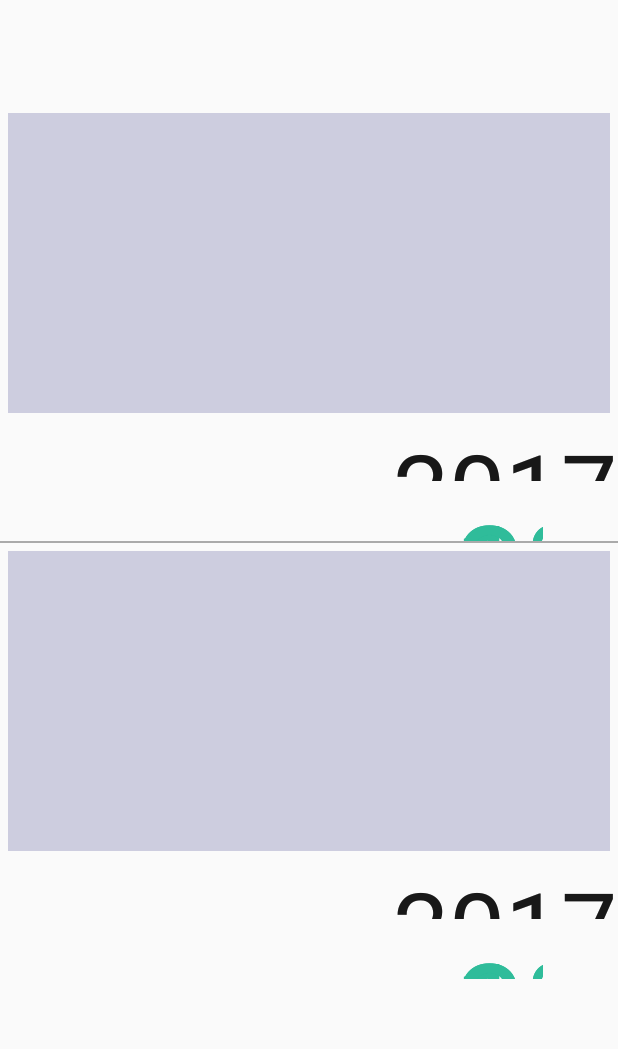
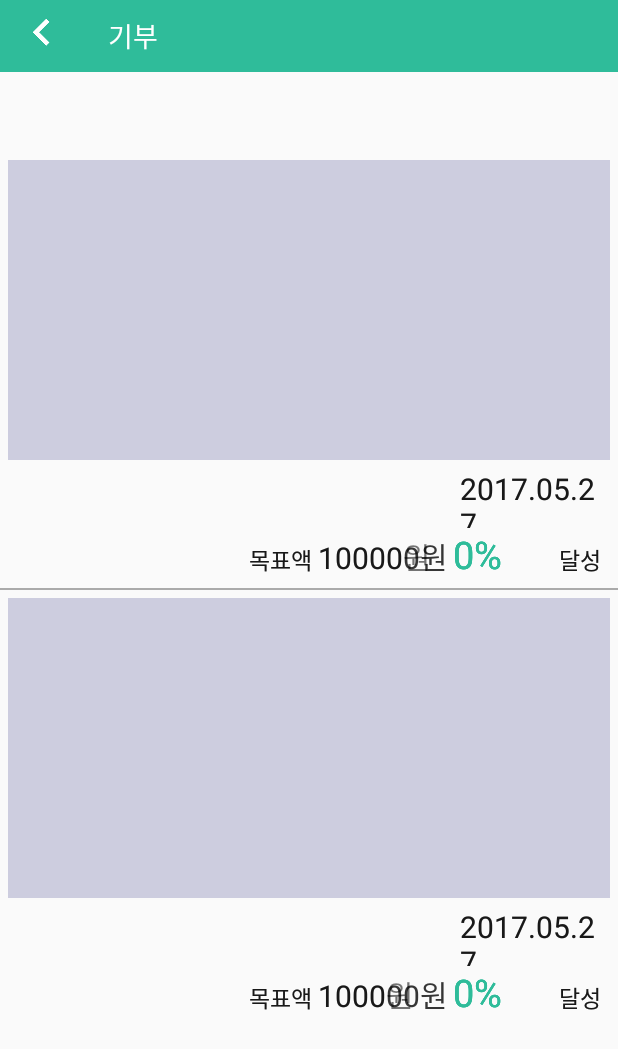
Before and after one commit to MidasChallenge2017Mobile4/donation_android_app, an Android app: the DonateActivity screen opened directly, with no data from a screen before it, on a phone screen of 412 x 824 dp. Shown: the top 1049 px of the screen. Run offline under Robolectric (Android 15) with nearby library versions, the phone set to English and light mode, and no system bars.

Commit message:
Donate 수정

```diff
--- a/app/src/main/java/com/midas/donation_android_app/DonateActivity.java
+++ b/app/src/main/java/com/midas/donation_android_app/DonateActivity.java
@@ -5,6 +5,8 @@ import android.os.Bundle;
 import android.support.v7.app.AppCompatActivity;
 import android.view.View;
 import android.widget.AdapterView;
+import android.widget.Button;
+import android.widget.ImageButton;
 import android.widget.ListView;
 import android.widget.TabHost;
 
@@ -17,16 +19,24 @@ import java.util.ArrayList;
 public class DonateActivity extends AppCompatActivity {
     TabHost tabHost;
     ListView tab1list, tab2list, tab3list;
+    ImageButton back_btn;
     @Override
     protected void onCreate(Bundle savedInstanceState) {
         super.onCreate(savedInstanceState);
         setContentView(R.layout.activity_donate);
 
         init();
-
+        back_btn = (ImageButton) findViewById(R.id.back_btn);
+        back_btn.setOnClickListener(new View.OnClickListener() {
+            @Override
+            public void onClick(View v) {
+                finish();
+            }
+        });
 
     }
     void init(){
+
         tabHost = (TabHost)findViewById(R.id.donateTab);
         tabHost.setup();
 
@@ -52,8 +62,8 @@ public class DonateActivity extends AppCompatActivity {
         //tab1 ListView
         tab1list = (ListView)findViewById(R.id.tab1);
         ArrayList<Donation> donateArr1 = new ArrayList<Donation>();
-        Donation d1 = new Donation("제목1", "2017.05.27", 1000, 10000, 1);
-        Donation d2 = new Donation("제목2", "2017.05.27", 1000, 10000, 1);
+        Donation d1 = new Donation("제목1", "2017.05.27", 10000, 100, 1);
+        Donation d2 = new Donation("제목2", "2017.05.27", 1000, 100, 1);
         donateArr1.add(d1);
         donateArr1.add(d2);
 
--- a/app/src/main/res/layout/activity_donate.xml
+++ b/app/src/main/res/layout/activity_donate.xml
@@ -2,6 +2,49 @@
 <LinearLayout xmlns:android="http://schemas.android.com/apk/res/android"
     android:orientation="vertical" android:layout_width="match_parent"
     android:layout_height="match_parent">
+    <RelativeLayout
+        android:layout_width="match_parent"
+        android:layout_height="48dp"
+        android:background="@color/colorAccent"
+        android:gravity="center_vertical">
+
+        <ImageButton
+            android:visibility="visible"
+            android:id="@+id/back_btn"
+            android:background="@android:color/transparent"
+            android:src="@drawable/ic_back_btn"
+            android:layout_marginLeft="16dp"
+            android:layout_alignParentLeft="true"
+            android:layout_width="24dp"
+            android:layout_height="24dp"
+            />
+
+        <TextView
+            android:text="기부"
+            android:layout_toRightOf="@+id/back_btn"
+            android:layout_marginLeft="32dp"
+            android:textSize="18sp"
+            android:id="@+id/this_month_tv"
+            android:layout_width="wrap_content"
+            android:layout_height="wrap_content"
+            android:textColor="@color/white" />
+
+
+        <!--<TextView-->
+        <!--android:id="@+id/today_tv"-->
+        <!--android:gravity="right"-->
+        <!--android:text="오늘"-->
+        <!--android:paddingRight="16dp"-->
+        <!--android:textColor="#ffffff"-->
+        <!--android:textSize="18dp"-->
+        <!--android:layout_width="wrap_content"-->
+        <!--android:layout_height="24dp"-->
+        <!--android:layout_alignBaseline="@+id/this_month_tv"-->
+        <!--android:layout_alignBottom="@+id/this_month_tv"-->
+        <!--android:layout_alignParentRight="true"-->
+        <!--android:layout_alignParentEnd="true" />-->
+
+    </RelativeLayout>
     <TabHost
         android:id="@+id/donateTab"
         android:layout_width="fill_parent"
@@ -9,13 +52,13 @@
         <TabWidget
             android:id="@android:id/tabs"
             android:layout_width="fill_parent"
-            android:layout_height="70dp" />
+            android:layout_height="53dp" />
 
         <FrameLayout
             android:id="@android:id/tabcontent"
             android:layout_width="fill_parent"
             android:layout_height="fill_parent"
-            android:paddingTop="70dp">
+            android:paddingTop="53dp">
 
             <ListView
                 android:id="@+id/tab1"
--- a/app/src/main/res/layout/donate_row.xml
+++ b/app/src/main/res/layout/donate_row.xml
@@ -15,10 +15,11 @@
         <TextView
             android:id="@+id/date"
             android:layout_gravity="right"
-            android:layout_width="150dp"
+            android:layout_width="100dp"
             android:layout_height="40dp"
+            android:layout_marginRight="5dp"
             android:text="날짜"
-            android:textSize="100px"/>
+            android:textSize="20dp"/>
 
         <LinearLayout
             android:layout_width="250dp"
@@ -28,25 +29,25 @@
             <TextView
                 android:layout_width="50dp"
                 android:layout_height="40dp"
-                android:textSize="60px"
+                android:textSize="15dp"
                 android:gravity="center"
                 android:text="목표액"/>
             <TextView
                 android:id="@+id/goal"
                 android:layout_width="90dp"
                 android:layout_height="40dp"
-                android:textSize="90px"/>
+                android:textSize="20dp"/>
 
             <TextView
                 android:id="@+id/total"
                 android:layout_width="60dp"
                 android:layout_height="40dp"
-                android:textSize="130px"
+                android:textSize="25dp"
                 android:textColor="@color/green_normal"/>
             <TextView
                 android:layout_width="50dp"
                 android:layout_height="40dp"
-                android:textSize="60px"
+                android:textSize="15dp"
                 android:gravity="center"
                 android:text="달성"/>
         </LinearLayout>
```
